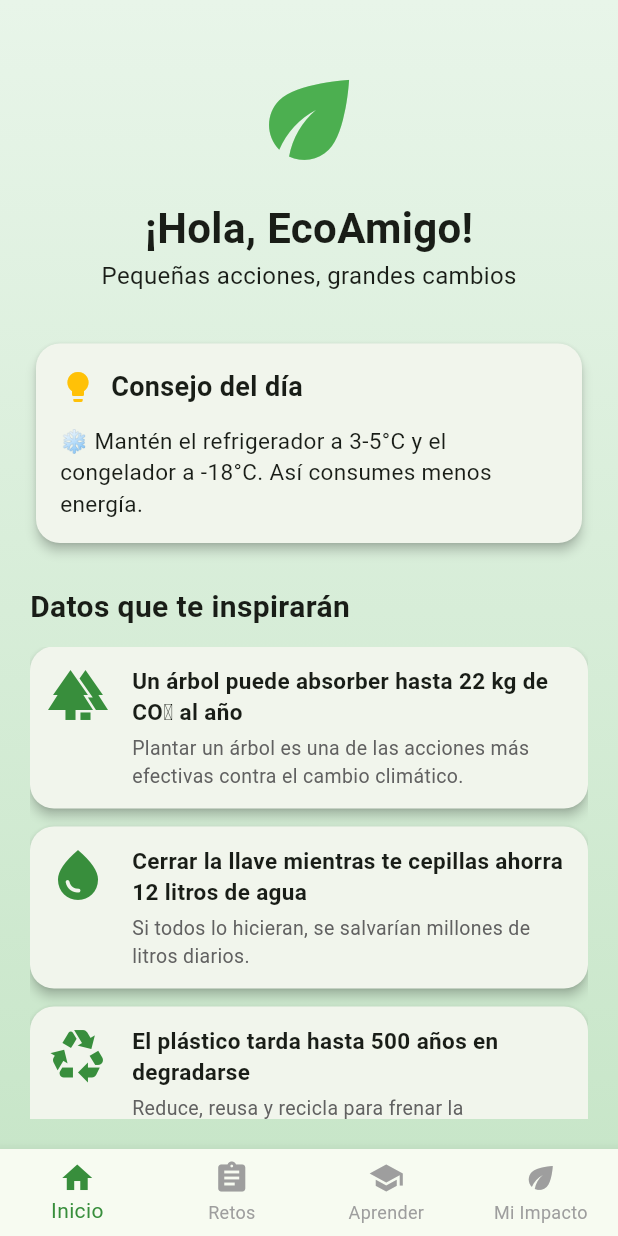
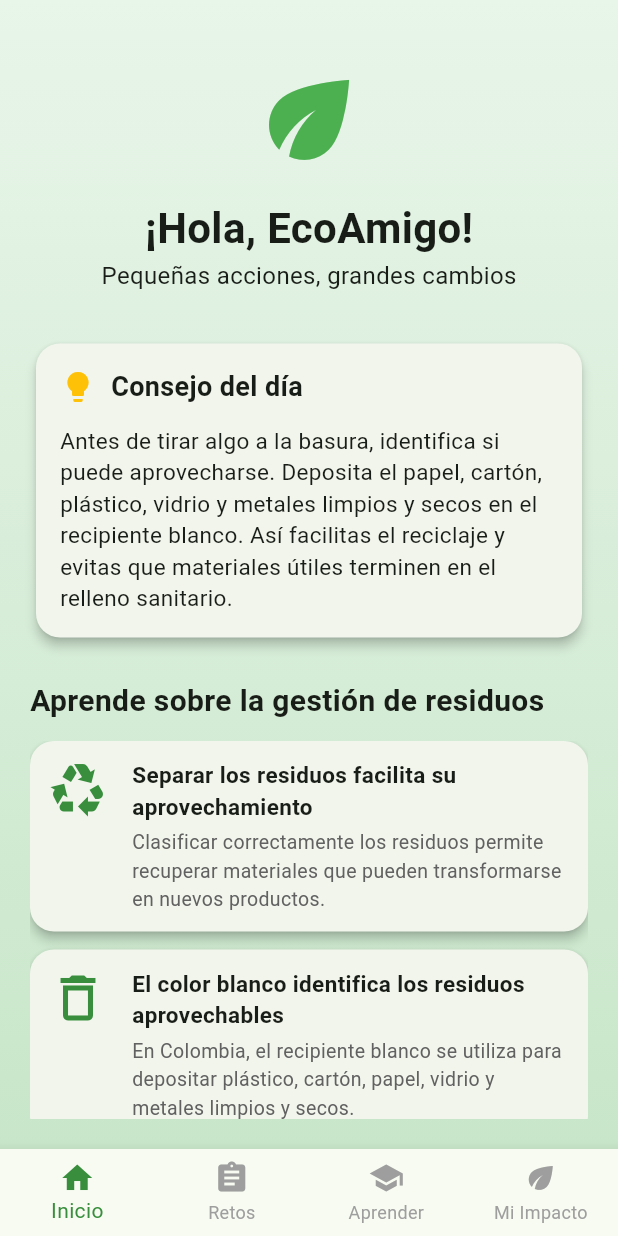
Before and after one commit to Andres1815/App-Api-Node-Express, a Flutter app: the screen it shows after launch, on a phone screen of 412 x 824 dp. Run offline on Flutter 3.47's test engine with Material 3 defaults, Android fonts, the phone set to English and light mode, and no system bars; our stand-ins replace sqflite; accounts and stored records are empty; network calls fail.

Commit message:
Tcc Eco-tips

```diff
--- a/lib/main.dart
+++ b/lib/main.dart
@@ -45,47 +45,34 @@ class _MainScreenState extends State<MainScreen> {
   int currentLevel = 1;
 
   List<Map<String, dynamic>> challenges = [
-    {"title": "Apagar luces innecesarias", "icon": Icons.lightbulb_outline},
-    {"title": "Usar botella reutilizable", "icon": Icons.water_drop_outlined},
-    {"title": "Reciclar papel o cartón", "icon": Icons.recycling},
-    {"title": "Ahorrar agua al bañarse", "icon": Icons.shower},
-    {
-      "title": "Caminar en lugar de usar vehículo",
-      "icon": Icons.directions_walk,
-    },
-    {
-      "title": "Llevar tu propia bolsa al supermercado",
-      "icon": Icons.shopping_bag,
-    },
-
-    {"title": "Desconectar cargadores sin uso", "icon": Icons.power},
-    {"title": "Separar residuos orgánicos", "icon": Icons.delete_outline},
-    {"title": "Usar transporte público", "icon": Icons.directions_bus},
-    {"title": "Plantar una planta o árbol", "icon": Icons.park},
-    {"title": "Reducir el uso de plástico", "icon": Icons.no_drinks},
-    {"title": "Reutilizar hojas impresas", "icon": Icons.description},
-    {"title": "Apagar el computador al terminar", "icon": Icons.computer},
-    {"title": "Consumir productos locales", "icon": Icons.store},
-    {
-      "title": "Recoger basura de espacios públicos",
-      "icon": Icons.cleaning_services,
-    },
-    {"title": "Usar focos LED", "icon": Icons.light},
-    {"title": "Evitar desperdiciar alimentos", "icon": Icons.restaurant},
-    {"title": "Cerrar la llave al cepillarse", "icon": Icons.water},
-    {"title": "Donar ropa que no uses", "icon": Icons.checkroom},
-    {"title": "Compartir un consejo ecológico", "icon": Icons.share},
+    {"title": "Separar papel y cartón limpios", "icon": Icons.description},
+    {"title": "Lavar y secar envases aprovechables", "icon": Icons.local_drink},
+    {"title": "Depositar residuos aprovechables en la caneca blanca", "icon": Icons.recycling},
+    {"title": "Identificar los residuos no aprovechables", "icon": Icons.delete_outline},
+    {"title": "Separar los residuos orgánicos aprovechables", "icon": Icons.compost},
+    {"title": "Evitar mezclar residuos limpios con residuos contaminados", "icon": Icons.remove_circle_outline},
+    {"title": "Reutilizar un recipiente antes de desecharlo", "icon": Icons.replay},
+    {"title": "Reducir el uso de productos desechables", "icon": Icons.no_drinks},
+    {"title": "Reconocer el código de colores de separación", "icon": Icons.palette},
+    {"title": "Disponer correctamente pilas y residuos especiales", "icon": Icons.battery_alert},
+    {"title": "Aprovechar restos vegetales para compostaje", "icon": Icons.grass},
+    {"title": "Consultar dónde entregar materiales reciclables", "icon": Icons.location_on},
+    {"title": "Enseñar a otra persona cómo separar residuos", "icon": Icons.people},
+    {"title": "Revisar la separación de residuos en casa", "icon": Icons.home},
+    {"title": "Evitar arrojar basura en calles, canales y playas", "icon": Icons.cleaning_services},
+    {"title": "Preferir productos con menos empaques", "icon": Icons.shopping_bag},
+    {"title": "Separar correctamente latas y envases metálicos", "icon": Icons.inventory_2},
+    {"title": "Doblar y almacenar el cartón limpio y seco", "icon": Icons.all_inbox},
+    {"title": "Identificar los residuos que no van en reciclaje común", "icon": Icons.info_outline},
+    {"title": "Participar en una jornada de limpieza comunitaria", "icon": Icons.volunteer_activism},
   ];
 
   final List<Map<String, dynamic>> extraChallenges = [
-    {"title": "Crear una compostera casera", "icon": Icons.grass},
-    {"title": "Usar bicicleta durante un día", "icon": Icons.pedal_bike},
-    {"title": "Comprar productos ecológicos", "icon": Icons.eco},
-    {
-      "title": "Participar en una limpieza comunitaria",
-      "icon": Icons.cleaning_services,
-    },
-    {"title": "Crear un huerto casero", "icon": Icons.yard},
+    {"title": "Preparar una pequeña compostera", "icon": Icons.compost},
+    {"title": "Organizar un punto de separación en casa", "icon": Icons.delete_sweep},
+    {"title": "Realizar una limpieza de un espacio comunitario", "icon": Icons.cleaning_services},
+    {"title": "Investigar cómo se aprovecha el aceite de cocina usado", "icon": Icons.oil_barrel},
+    {"title": "Crear una guía de separación para la familia", "icon": Icons.menu_book},
 
   ];
 
@@ -277,7 +264,7 @@ class HomeTab extends StatelessWidget {
                       ),
                       const SizedBox(height: 12),
                       const Text(
-                        '❄️ Mantén el refrigerador a 3-5°C y el congelador a -18°C. Así consumes menos energía.',
+                        'Antes de tirar algo a la basura, identifica si puede aprovecharse. Deposita el papel, cartón, plástico, vidrio y metales limpios y secos en el recipiente blanco. Así facilitas el reciclaje y evitas que materiales útiles terminen en el relleno sanitario.',
                         style: TextStyle(fontSize: 15),
                       ),
                     ],
@@ -287,7 +274,7 @@ class HomeTab extends StatelessWidget {
 
               const SizedBox(height: 24),
 const Text(
-                'Datos que te inspirarán',
+  'Aprende sobre la gestión de residuos',
   style: TextStyle(fontSize: 20, fontWeight: FontWeight.bold),
 ),
 const SizedBox(height: 12),
@@ -295,24 +282,64 @@ class HomeTab extends StatelessWidget {
   child: ListView(
     children: const [
       EcoFactCard(
-                      icon: Icons.forest,
-                      title:
-                          'Un árbol puede absorber hasta 22 kg de CO₂ al año',
+        icon: Icons.recycling,
+        title: 'Separar los residuos facilita su aprovechamiento',
         description:
-                          'Plantar un árbol es una de las acciones más efectivas contra el cambio climático.',
+            'Clasificar correctamente los residuos permite recuperar materiales que pueden transformarse en nuevos productos.',
+      ),
+      EcoFactCard(
+        icon: Icons.delete_outline,
+        title: 'El color blanco identifica los residuos aprovechables',
+        description:
+            'En Colombia, el recipiente blanco se utiliza para depositar plástico, cartón, papel, vidrio y metales limpios y secos.',
+      ),
+      EcoFactCard(
+        icon: Icons.delete,
+        title: 'El recipiente negro es para residuos no aprovechables',
+        description:
+            'Allí se depositan residuos como papel higiénico usado, servilletas contaminadas y otros materiales que no pueden aprovecharse.',
+      ),
+      EcoFactCard(
+        icon: Icons.eco,
+        title: 'Los residuos orgánicos pueden convertirse en abono',
+        description:
+            'Restos de frutas, verduras y otros residuos orgánicos pueden aprovecharse mediante procesos como el compostaje.',
       ),
       EcoFactCard(
         icon: Icons.water_drop,
-                      title:
-                          'Cerrar la llave mientras te cepillas ahorra 12 litros de agua',
+        title: 'Los envases deben estar limpios y secos',
         description:
-                          'Si todos lo hicieran, se salvarían millones de litros diarios.',
+            'Antes de depositar recipientes reciclables, procura vaciarlos, limpiarlos y dejarlos secar para evitar contaminar otros materiales.',
       ),
       EcoFactCard(
-                      icon: Icons.recycling,
-                      title: 'El plástico tarda hasta 500 años en degradarse',
+        icon: Icons.battery_full,
+        title: 'Las pilas usadas necesitan una disposición especial',
         description:
-                          'Reduce, reusa y recicla para frenar la contaminación.',
+            'No deben mezclarse con los residuos domésticos. Llévalas a puntos de recolección autorizados para su manejo adecuado.',
+      ),
+      EcoFactCard(
+        icon: Icons.shopping_bag,
+        title: 'Reducir el consumo también ayuda a gestionar los residuos',
+        description:
+            'Utilizar bolsas reutilizables, evitar productos desechables y comprar solo lo necesario disminuye la cantidad de basura generada.',
+      ),
+      EcoFactCard(
+        icon: Icons.local_shipping,
+        title: 'Los residuos tienen diferentes destinos',
+        description:
+            'Algunos materiales pueden reciclarse, otros convertirse en abono y los que no son aprovechables requieren una disposición final adecuada.',
+      ),
+      EcoFactCard(
+        icon: Icons.beach_access,
+        title: 'La basura en las calles puede llegar al mar',
+        description:
+            'Los residuos abandonados pueden ser arrastrados por la lluvia hacia canales, cuerpos de agua y playas, afectando los ecosistemas.',
+      ),
+      EcoFactCard(
+        icon: Icons.lightbulb_outline,
+        title: 'Las tres R promueven un consumo responsable',
+        description:
+            'Reducir, reutilizar y reciclar son acciones fundamentales para disminuir los residuos y aprovechar mejor los recursos.',
       ),
     ],
   ),
@@ -496,77 +523,49 @@ class LearnTab extends StatelessWidget {
             child: ListView(
               children: [
                  _buildArticle(
-                  '🌍 ¿Qué es la Huella de Carbono?',
-                  'La huella de carbono es la cantidad de gases de efecto invernadero que producimos con nuestras actividades diarias...',
-                  Icons.eco,
-                ),
-                _buildArticle(
-                  '💧 El Poder del Agua',
-                  'Solo el 2.5% del agua del planeta es dulce, y gran parte está en glaciares...',
-                  Icons.water_drop,
-                ),
-                _buildArticle(
-                  '♻️ La Regla de las 3R',
-                  'Reducir, Reutilizar y Reciclar...',
+                  '♻️ ¿Qué significa gestionar los residuos?',
+                  'La gestión de residuos comprende las acciones para reducir, separar, almacenar, recolectar y aprovechar los materiales que descartamos. Una buena gestión evita que muchos residuos terminen en calles, canales, cuerpos de agua y espacios naturales.',
                   Icons.recycling,
                 ),
                 _buildArticle(
-                  '🚲 Movilidad Sostenible',
-                  'Caminar, usar bicicleta o transporte público reduce emisiones...',
-                  Icons.directions_bike,
+                  '⚪ Residuos aprovechables: caneca blanca',
+                  'Deposita papel, cartón, plástico, vidrio y metales. Estos materiales deben estar vacíos, limpios y secos para facilitar su aprovechamiento. Si están contaminados con comida o líquidos, pueden dejar de ser aprovechables.',
+                  Icons.delete_outline,
                 ),
                 _buildArticle(
-                  '🌍 ¿Qué es la Huella de Carbono?',
-                  'La huella de carbono es la cantidad de gases de efecto invernadero que producimos con nuestras actividades diarias, como usar transporte, consumir electricidad o comprar productos. Reducirla ayuda a combatir el cambio climático.',
-                  Icons.eco,
+                  '⚫ Residuos no aprovechables: caneca negra',
+                  'En esta categoría se depositan residuos que no pueden aprovecharse en el esquema ordinario de separación, como papel higiénico, servilletas usadas, papeles metalizados y residuos contaminados con comida o grasa.',
+                  Icons.delete,
                 ),
-
                 _buildArticle(
-                  '💧 El Poder del Agua',
-                  'Solo el 2.5% del agua del planeta es dulce, y gran parte está congelada en glaciares. Ahorrar agua en actividades cotidianas ayuda a garantizar este recurso para futuras generaciones.',
-                  Icons.water_drop,
+                  '🟢 Residuos orgánicos aprovechables: caneca verde',
+                  'Incluye restos de comida y residuos vegetales que pueden aprovecharse mediante procesos como el compostaje, de acuerdo con las condiciones del sistema de recolección disponible.',
+                  Icons.compost,
                 ),
-
                 _buildArticle(
-                  '♻️ La Regla de las 3R',
-                  'Reducir, Reutilizar y Reciclar son acciones fundamentales para disminuir la cantidad de residuos que terminan en vertederos y océanos.',
-                  Icons.recycling,
+                  '🧴 ¿Cómo preparar los materiales reciclables?',
+                  'Vacía los envases, retira los restos de comida, enjuágalos cuando sea necesario y déjalos secar. Mantén el papel y el cartón secos. Evita mezclar materiales aprovechables con residuos sanitarios o grasosos.',
+                  Icons.local_drink,
                 ),
-
                 _buildArticle(
-                  '🚲 Movilidad Sostenible',
-                  'Caminar, usar bicicleta o transporte público reduce las emisiones contaminantes y mejora la calidad del aire en las ciudades.',
-                  Icons.directions_bike,
+                  '🔋 ¿Qué hacer con pilas y residuos especiales?',
+                  'Las pilas, baterías, medicamentos vencidos, bombillas y aparatos electrónicos no deben mezclarse con los residuos ordinarios. Busca programas o puntos de recolección posconsumo autorizados para entregarlos de forma segura.',
+                  Icons.battery_alert,
                 ),
-
                 _buildArticle(
-                  '⚡ Ahorro de Energía',
-                  'Apagar luces innecesarias, desconectar cargadores y utilizar bombillas LED puede reducir significativamente el consumo eléctrico en el hogar.',
-                  Icons.bolt,
+                  '🍂 ¿Qué es el compostaje?',
+                  'Es un proceso mediante el cual ciertos residuos orgánicos se transforman en abono. Se pueden aprovechar restos vegetales y de frutas, evitando incorporar materiales que no sean adecuados para el sistema de compostaje utilizado.',
+                  Icons.grass,
                 ),
-
                 _buildArticle(
-                  '🌳 Importancia de los Árboles',
-                  'Los árboles absorben dióxido de carbono, producen oxígeno y ayudan a regular la temperatura del planeta. Plantar árboles contribuye a la conservación ambiental.',
-                  Icons.park,
+                  '🌊 ¿Por qué es importante en Cartagena?',
+                  'La disposición inadecuada de residuos puede afectar calles, canales, playas, manglares y cuerpos de agua. Separar en la fuente, reducir los desechables y disponer correctamente la basura ayuda a proteger los espacios naturales y la calidad de vida de la comunidad.',
+                  Icons.water,
                 ),
-
                 _buildArticle(
-                  '🛍️ Consumo Responsable',
-                  'Comprar solo lo necesario, elegir productos duraderos y evitar el desperdicio ayuda a reducir la explotación excesiva de recursos naturales.',
-                  Icons.shopping_cart,
-                ),
-
-                _buildArticle(
-                  '🥤 Reduce el Uso de Plásticos',
-                  'Utilizar botellas reutilizables, bolsas de tela y recipientes reutilizables disminuye la contaminación causada por plásticos de un solo uso.',
-                  Icons.no_drinks,
-                ),
-
-                _buildArticle(
-                  '🍃 Energías Renovables',
-                  'La energía solar, eólica e hidráulica son alternativas limpias que ayudan a reducir la dependencia de combustibles fósiles.',
-                  Icons.solar_power,
+                  '🔄 Las 3R: reducir, reutilizar y reciclar',
+                  'Reducir significa consumir menos y evitar residuos innecesarios. Reutilizar consiste en dar nuevos usos a los objetos. Reciclar permite transformar materiales aprovechables para incorporarlos nuevamente a procesos productivos.',
+                  Icons.autorenew,
                 ),
               ],
             ),
@@ -760,31 +759,31 @@ class ImpactTab extends StatelessWidget {
           const SizedBox(height: 25),
 
          ImpactCard(
-            icon: Icons.forest,
-            title: 'CO₂ evitado',
-            value: '${completed * 2} kg',
+  icon: Icons.recycling,
+  title: 'Residuos separados',
+  value: '$completed',
+  color: Colors.green,
+),
+
+ImpactCard(
+  icon: Icons.eco,
+  title: 'Acciones de reutilización',
+  value: '$completed',
   color: Colors.teal,
 ),
 
 ImpactCard(
-            icon: Icons.water_drop,
-            title: 'Agua ahorrada',
-            value: '${completed * 15} litros',
-            color: Colors.blue,
+  icon: Icons.compost,
+  title: 'Acciones de aprovechamiento',
+  value: '$completed',
+  color: Colors.lightGreen,
 ),
 
 ImpactCard(
-            icon: Icons.recycling,
-            title: 'Residuos reciclados',
-            value: '${completed * 3} kg',
-            color: Colors.green,
-          ),
-
-          ImpactCard(
-            icon: Icons.energy_savings_leaf,
-            title: 'Energía ahorrada',
-            value: '${completed * 5} kWh',
-            color: Colors.orange,
+  icon: Icons.school,
+  title: 'Actividades educativas',
+  value: '$completed',
+  color: Colors.blue,
 ),
 
           const SizedBox(height: 25),
@@ -807,31 +806,31 @@ class ImpactTab extends StatelessWidget {
               if (completed >= 5)
                 const Chip(
                   avatar: Icon(Icons.eco),
-                  label: Text("Eco Inicial"),
+                  label: Text("Eco-Inicial"),
                 ),
 
               if (completed >= 10)
                 const Chip(
                   avatar: Icon(Icons.recycling),
-                  label: Text("Reciclador"),
+                  label: Text("Eco-Reciclador"),
                 ),
 
               if (completed >= 15)
                 const Chip(
                   avatar: Icon(Icons.water_drop),
-                  label: Text("Ahorrador de Agua"),
+                  label: Text("Eco-Reciclador II"),
                 ),
 
               if (completed >= 20)
                 const Chip(
                   avatar: Icon(Icons.forest),
-                  label: Text("Protector Verde"),
+                  label: Text("Eco-Protector Verde"),
                 ),
 
               if (completed >= 25)
                 const Chip(
                   avatar: Icon(Icons.emoji_events),
-                  label: Text("Eco Campeón"),
+                  label: Text("Eco-Campeón"),
                 ),
             ],
           ),
```
Lines whose indentation alone changed are shown as unchanged.
